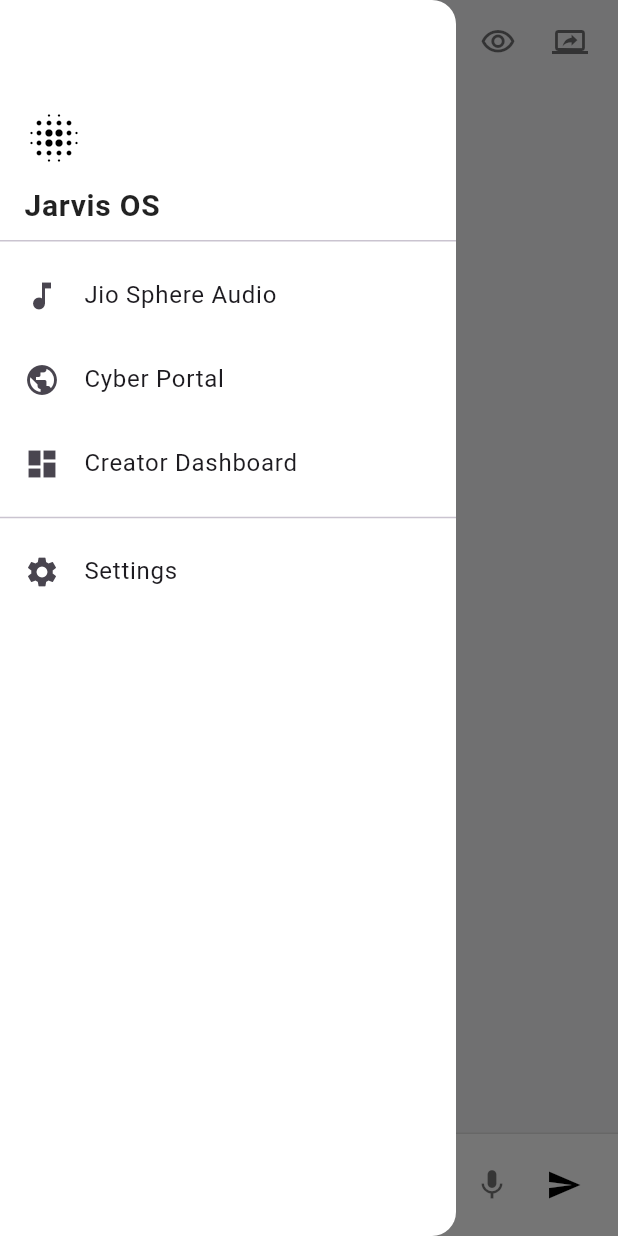
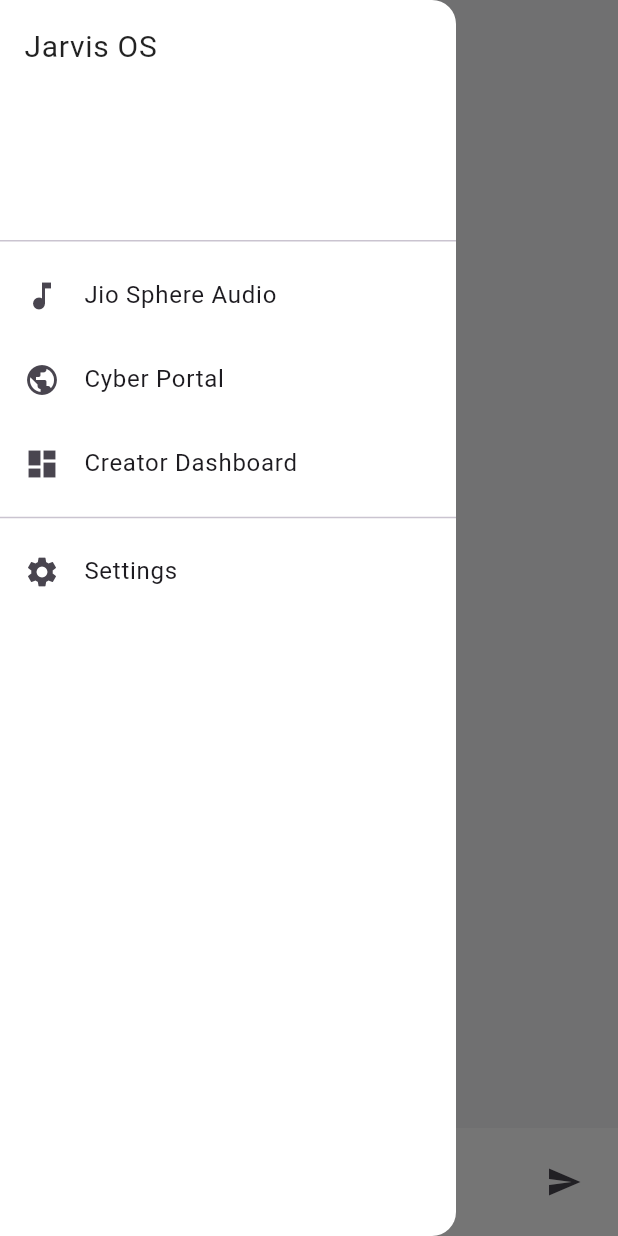
Before and after one commit to maanigargpandey-gif/jarvis-backend, a Flutter app: the screen it shows after launch, after a tap on "Sign in as Owner", after a tap on the "menu" icon, on a phone screen of 412 x 824 dp. Run offline on Flutter 3.47's test engine with Material 3 defaults, Android fonts, the phone set to English and light mode, and no system bars; our stand-ins replace permission_handler, shared_preferences.

Commit message:
Update jarvis_main_screen.dart

```diff
--- a/frontend/lib/screens/jarvis_main_screen.dart
+++ b/frontend/lib/screens/jarvis_main_screen.dart
@@ -1,5 +1,8 @@
 import 'package:flutter/material.dart';
+import 'package:provider/provider.dart';
 import 'package:permission_handler/permission_handler.dart';
+import '../providers/jarvis_state_provider.dart';
+import 'creator_dashboard.dart'; // नया डैशबोर्ड इम्पोर्ट किया
 
 class JarvisMainScreen extends StatefulWidget {
   const JarvisMainScreen({super.key});
@@ -19,145 +22,106 @@
   }
 
   Future<void> _requestPermissions() async {
-    await [
-      Permission.microphone,
-      Permission.camera,
-      Permission.storage,
-      Permission.location,
-      Permission.locationAlways,
-      Permission.manageExternalStorage,
-    ].request();
+    await [Permission.microphone, Permission.camera, Permission.storage].request();
   }
 
   @override
   Widget build(BuildContext context) {
     final isDark = Theme.of(context).brightness == Brightness.dark;
     final textColor = isDark ? Colors.white : Colors.black87;
-    final iconColor = isDark ? Colors.white70 : Colors.black54;
 
     return Scaffold(
       appBar: AppBar(
         backgroundColor: Colors.transparent,
         elevation: 0,
-        iconTheme: IconThemeData(color: iconColor),
+        iconTheme: IconThemeData(color: textColor),
         leading: Builder(
           builder: (context) => IconButton(
             icon: const Icon(Icons.menu),
             onPressed: () => Scaffold.of(context).openDrawer(),
           ),
         ),
-        title: Row(
-          children: [
-            IconButton(icon: Icon(Icons.cloud_done_outlined, color: iconColor), onPressed: () {}, tooltip: "Nexus Vault"),
-            Text("JARVIS", style: TextStyle(color: textColor, fontWeight: FontWeight.w600, letterSpacing: 1.2)),
-          ],
-        ),
-        actions: [
-          IconButton(icon: Icon(Icons.visibility_outlined, color: iconColor), onPressed: () {}, tooltip: "Live Vision"),
-          IconButton(icon: Icon(Icons.screen_share_outlined, color: iconColor), onPressed: () {}, tooltip: "Screen Share"),
-          const SizedBox(width: 8),
-        ],
+        title: Text("JARVIS OS", style: TextStyle(color: textColor, fontWeight: FontWeight.w600)),
       ),
       drawer: _buildCleanDrawer(isDark, textColor),
-      body: SafeArea(
-        child: Column(
-          children: [
-            Expanded(
-              child: isListening
-                ? _buildVoiceInterface(isDark)
-                : _buildChatInterface(textColor),
-            ),
-            _buildSleekInputBar(isDark),
-          ],
-        ),
-      ),
-    );
-  }
-
-  Widget _buildVoiceInterface(bool isDark) {
-    return Center(
-      child: Column(
-        mainAxisAlignment: MainAxisAlignment.center,
+      body: Column(
         children: [
-          Icon(Icons.graphic_eq, size: 80, color: isDark ? Colors.cyanAccent : Colors.blueAccent),
-          const SizedBox(height: 20),
-          Text("I'm listening...", style: TextStyle(fontSize: 18, color: isDark ? Colors.white54 : Colors.black54)),
+          Expanded(child: _buildChatInterface(textColor)),
+          _buildSleekInputBar(isDark),
         ],
       ),
     );
   }
 
   Widget _buildChatInterface(Color textColor) {
-    return ListView(
-      padding: const EdgeInsets.all(16),
-      children: [
-        Center(child: Text("Today", style: TextStyle(color: textColor.withOpacity(0.5), fontSize: 12))),
-        const SizedBox(height: 20),
-      ],
+    return Consumer<JarvisStateProvider>(
+      builder: (context, provider, _) {
+        return ListView.builder(
+          padding: const EdgeInsets.all(16),
+          itemCount: provider.messages.length,
+          itemBuilder: (context, index) {
+            final msg = provider.messages[index];
+            return ListTile(
+              title: Text(msg['sender'], style: TextStyle(fontWeight: FontWeight.bold, color: textColor.withOpacity(0.6))),
+              subtitle: Text(msg['text'], style: TextStyle(color: textColor)),
+            );
+          },
+        );
+      },
     );
   }
 
   Widget _buildSleekInputBar(bool isDark) {
     return Container(
-      padding: const EdgeInsets.symmetric(horizontal: 12, vertical: 10),
-      decoration: BoxDecoration(
-        color: isDark ? const Color(0xFF141414) : Colors.white,
-        border: Border(top: BorderSide(color: isDark ? Colors.white10 : Colors.black12)),
-      ),
+      padding: const EdgeInsets.all(12),
+      decoration: BoxDecoration(color: isDark ? const Color(0xFF141414) : Colors.white),
       child: Row(
         children: [
-          IconButton(icon: const Icon(Icons.add_circle_outline), color: isDark ? Colors.white54 : Colors.black54, onPressed: () {}),
           Expanded(
-            child: Container(
-              padding: const EdgeInsets.symmetric(horizontal: 16),
-              decoration: BoxDecoration(
-                color: isDark ? Colors.white.withOpacity(0.05) : Colors.grey.shade200,
-                borderRadius: BorderRadius.circular(24),
-              ),
-              child: TextField(
-                controller: _textController,
-                style: TextStyle(color: isDark ? Colors.white : Colors.black),
-                decoration: InputDecoration(
-                  hintText: 'Ask Jarvis...',
-                  hintStyle: TextStyle(color: isDark ? Colors.white38 : Colors.black38),
-                  border: InputBorder.none,
-                ),
-              ),
+            child: TextField(
+              controller: _textController,
+              decoration: const InputDecoration(hintText: 'Ask Jarvis...', border: InputBorder.none),
             ),
           ),
           IconButton(
-            icon: Icon(isListening ? Icons.mic_off : Icons.mic),
-            color: isListening ? Colors.redAccent : (isDark ? Colors.white54 : Colors.black54),
-            onPressed: () => setState(() => isListening = !isListening),
+            icon: const Icon(Icons.send),
+            onPressed: () {
+              if (_textController.text.isNotEmpty) {
+                Provider.of<JarvisStateProvider>(context, listen: false).processUserCommand(_textController.text);
+                _textController.clear();
+              }
+            },
           ),
-          IconButton(icon: const Icon(Icons.send), color: isDark ? Colors.white : Colors.black, onPressed: () {}),
         ],
       ),
     );
   }
 
   Widget _buildCleanDrawer(bool isDark, Color textColor) {
+    final provider = Provider.of<JarvisStateProvider>(context);
     return Drawer(
       backgroundColor: isDark ? const Color(0xFF0A0A0A) : Colors.white,
       child: ListView(
-        padding: EdgeInsets.zero,
         children: [
-          DrawerHeader(
-            child: Column(
-              crossAxisAlignment: CrossAxisAlignment.start,
-              mainAxisAlignment: MainAxisAlignment.end,
-              children: [
-                Icon(Icons.blur_on, size: 40, color: isDark ? Colors.white : Colors.black),
-                const SizedBox(height: 10),
-                Text('Jarvis OS', style: TextStyle(color: textColor, fontSize: 20, fontWeight: FontWeight.bold)),
-              ],
-            ),
+          DrawerHeader(child: Text('Jarvis OS', style: TextStyle(color: textColor, fontSize: 20))),
+          ListTile(leading: const Icon(Icons.music_note), title: const Text('Jio Sphere Audio')),
+          ListTile(leading: const Icon(Icons.public), title: const Text('Cyber Portal')),
+
+          // क्रिएटर डैशबोर्ड का गेट (यहीं लॉजिक है)
+          ListTile(
+            leading: const Icon(Icons.dashboard),
+            title: const Text('Creator Dashboard'),
+            onTap: () {
+              if (provider.currentRole == 'Creator' || provider.currentRole == 'Owner') {
+                Navigator.pop(context); // पहले Drawer बंद किया
+                Navigator.push(context, MaterialPageRoute(builder: (_) => const CreatorDashboard()));
+              } else {
+                ScaffoldMessenger.of(context).showSnackBar(const SnackBar(content: Text("Access Denied: Only Creators allowed")));
+              }
+            },
           ),
-          ListTile(leading: const Icon(Icons.music_note), title: const Text('Jio Sphere Audio'), onTap: () {}),
-          ListTile(leading: const Icon(Icons.public), title: const Text('Cyber Portal'), onTap: () {}),
-          ListTile(leading: const Icon(Icons.dashboard), title: const Text('Creator Dashboard'), onTap: () {}),
           const Divider(),
-          ListTile(leading: const Icon(Icons.settings), title: const Text('Settings'), onTap: () {}),
+          ListTile(leading: const Icon(Icons.settings), title: const Text('Settings')),
         ],
       ),
     );
```
